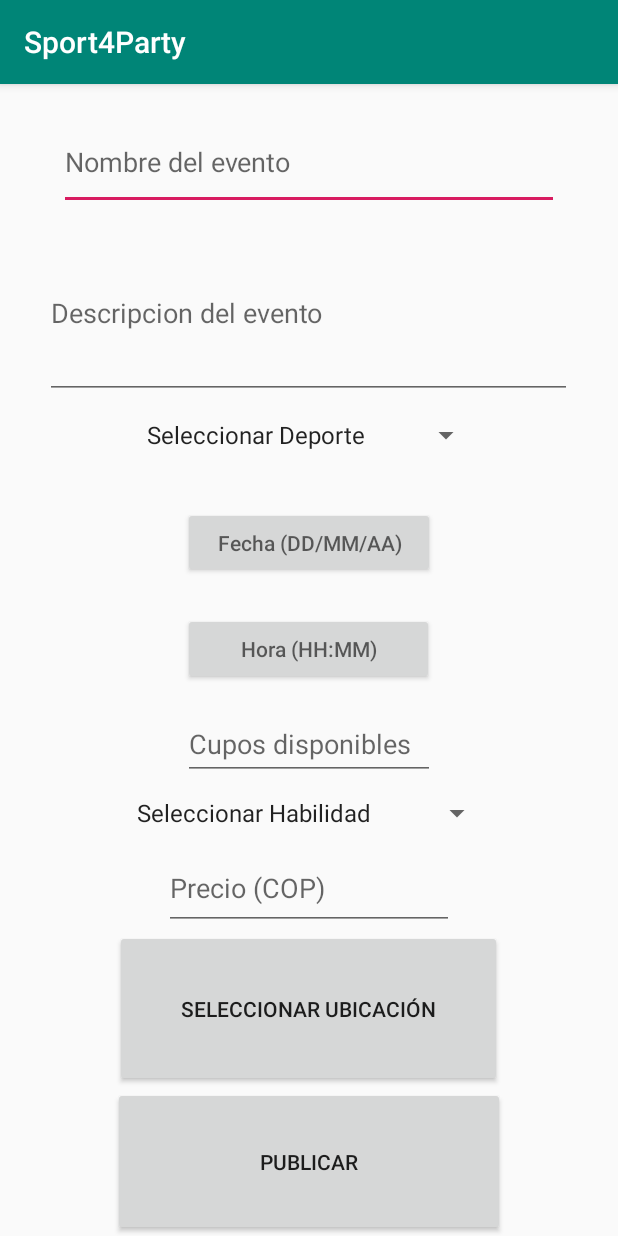
After one commit to compumovil2010/Sport4Party, an Android app: the CrearEvento screen opened directly, with no data from a screen before it, on a phone screen of 412 x 824 dp. The commit adds this screen. Run offline under Robolectric (Android 15) with nearby library versions, the phone set to English and light mode, and no system bars.

Commit message:
vistas eventos, visualizar, editar, etc etc

```diff
--- a/app/src/main/AndroidManifest.xml
+++ b/app/src/main/AndroidManifest.xml
@@ -9,6 +9,8 @@
         android:roundIcon="@mipmap/ic_launcher_round"
         android:supportsRtl="true"
         android:theme="@style/AppTheme">
+        <activity android:name=".InformacionEvento"></activity>
+        <activity android:name=".CrearEvento" />
         <activity android:name=".MainActivity">
             <intent-filter>
                 <action android:name="android.intent.action.MAIN" />
--- /dev/null
+++ b/app/src/main/java/com/example/sport4party/CrearEvento.java
@@ -0,0 +1,169 @@
+package com.example.sport4party;
+
+import androidx.appcompat.app.AppCompatActivity;
+
+import android.app.DatePickerDialog;
+import android.app.TimePickerDialog;
+import android.content.Intent;
+import android.graphics.Color;
+import android.graphics.drawable.ColorDrawable;
+import android.os.Bundle;
+import android.text.method.ScrollingMovementMethod;
+import android.util.Log;
+import android.view.View;
+import android.widget.Button;
+import android.widget.CalendarView;
+import android.widget.DatePicker;
+import android.widget.EditText;
+import android.widget.Spinner;
+import android.widget.TextView;
+import android.widget.TimePicker;
+
+import java.util.Calendar;
+
+import javax.microedition.khronos.egl.EGLDisplay;
+
+public class CrearEvento extends AppCompatActivity {
+    Button editar;
+    Button seleccionarUbicacion;
+    EditText nombre;
+    EditText descripcion;
+    Spinner deporte;
+    Button fecha;
+    Button hora;
+    EditText cupos;
+    Spinner habilidad;
+    EditText precio;
+    DatePickerDialog.OnDateSetListener picker;
+    TimePickerDialog timePickerDialog;
+    void editar()
+    {
+        //Aqui se extraerian los datos ya existentes
+
+
+        nombre.setText("Olimpiada 2020");
+        descripcion.setText("Los Juegos Olímpicos modernos se inspiraron en los Juegos Olímpicos de la antigüedad del siglo VIII a. C. organizados en la antigua Grecia con sede en la ciudad de Olimpia, realizados entre los años 776 a. C. y el 393 de nuestra era. En el siglo XIX, surgió la idea de realizar unos eventos similares a los organizados en la antigüedad, los que se concretarían principalmente gracias a las gestiones del noble francés Pierre Frèdy, barón de Coubertin. El barón de Coubertin fundó el Comité Olímpico Internacional (COI) en 1894. Desde entonces, el COI se ha convertido en el órgano coordinador del Movimiento Olímpico, con la Carta Olímpica que define su estructura y autoridad.");
+        cupos.setText("Cupos: 10/20");
+        fecha.setText("Fecha: (2020/11/31)");
+        hora.setText("Hora (08:30)");
+        precio.setText("20000 COP");
+        habilidad.setSelection(1);
+        deporte.setSelection(1);
+        editar.setOnClickListener(new View.OnClickListener() {
+                                            @Override
+                                            public void onClick(View v) {
+                                                //Hay que verificar que todos los campos esten llenos
+                                                //Intent intent=new Intent(v.getContext(), CrearEvento.class);
+                                                //intent.putExtra("pantalla",0);
+                                                //startActivity(intent);
+                                            }
+                                        }
+        );
+    }
+
+    void crear()
+    {
+
+        editar.setOnClickListener(new View.OnClickListener() {
+                                      @Override
+                                      public void onClick(View v) {
+                                          //Hay que verificar que todos los campso esten llenos
+                                          //Intent intent=new Intent(v.getContext(), CrearEvento.class);
+                                          //intent.putExtra("pantalla",0);
+                                          //startActivity(intent);
+                                      }
+                                  }
+        );
+    }
+    @Override
+    protected void onCreate(Bundle savedInstanceState) {
+        super.onCreate(savedInstanceState);
+        setContentView(R.layout.activity_crear_evento);
+        inflate();
+        int modo=getIntent().getIntExtra("pantalla",-1); //1 modo crear 0 modo editar
+        if(modo==1)
+        {
+            //editar
+
+        }
+        if(modo==0)
+        {
+            editar();
+            //crear
+        }
+    initFechaEvents();
+    initHoras();
+        seleccionarUbicacion.setOnClickListener(new View.OnClickListener() {
+                                      @Override
+                                      public void onClick(View v) {
+                                          //Aqui se abre seleccionar ubicacion
+                                          //Intent intent=new Intent(v.getContext(), InformacionEvento.class);
+                                          //intent.putExtra("pantalla",1);
+                                          //startActivity(intent);
+                                      }
+                                  }
+        );
+
+    }
+    private  void initHoras()
+    {
+        timePickerDialog=new TimePickerDialog(CrearEvento.this, new TimePickerDialog.OnTimeSetListener() {
+            @Override
+            public void onTimeSet(TimePicker view, int hourOfDay, int minute) {
+                hora.setText("Hora ("+hourOfDay+":"+minute+")");
+
+            }
+        },0,0,false);
+
+        hora.setOnClickListener(new View.OnClickListener(){
+
+            @Override
+            public void onClick(View view)
+            {
+                timePickerDialog.show();
+            }
+        });
+    }
+    private void initFechaEvents()
+    {
+        fecha.setOnClickListener(new View.OnClickListener(){
+
+            @Override
+            public void onClick(View view)
+            {
+                Calendar cal= Calendar.getInstance();
+                int anio= cal.get(Calendar.YEAR);
+                int mes= cal.get(Calendar.MONTH);
+                int dia= cal.get(Calendar.DAY_OF_MONTH);
+                DatePickerDialog dialog= new DatePickerDialog(
+                        CrearEvento.this,
+                        android.R.style.Theme_DeviceDefault_Dialog,
+                        picker,
+                        anio, mes, dia);
+                dialog.getWindow().setBackgroundDrawable(new ColorDrawable(Color.TRANSPARENT));
+                dialog.show();
+            }
+        });
+        picker= new DatePickerDialog.OnDateSetListener() {
+            @Override
+            public void onDateSet(DatePicker view, int year, int month, int dayOfMonth) {
+                String date= "Fecha ("+(month+1)+"/"+dayOfMonth+"/"+year+")";
+                fecha.setText(date);
+            }
+        };
+    }
+    void inflate()
+    {
+        editar=(Button)findViewById(R.id.button);
+        seleccionarUbicacion=(Button)findViewById(R.id.button2);
+        nombre=(EditText) findViewById(R.id.nombre);
+        descripcion=(EditText) findViewById(R.id.descripcion);
+        descripcion.setMovementMethod(new ScrollingMovementMethod());
+        deporte=(Spinner) findViewById(R.id.deporte);
+        fecha=(Button) findViewById(R.id.fecha);
+        hora=(Button) findViewById(R.id.hora);
+        cupos=(EditText)findViewById(R.id.cupos);
+        habilidad=(Spinner)findViewById(R.id.habilidad);
+        precio=(EditText) findViewById(R.id.precio);
+    }
+}
--- /dev/null
+++ b/app/src/main/res/layout/activity_crear_evento.xml
@@ -0,0 +1,112 @@
+<?xml version="1.0" encoding="utf-8"?>
+<androidx.constraintlayout.widget.ConstraintLayout xmlns:android="http://schemas.android.com/apk/res/android"
+    xmlns:app="http://schemas.android.com/apk/res-auto"
+    xmlns:tools="http://schemas.android.com/tools"
+    android:layout_width="match_parent"
+    android:layout_height="match_parent"
+    tools:context=".CrearEvento">
+
+    <ScrollView
+        android:layout_width="match_parent"
+        android:layout_height="match_parent"
+        android:fillViewport="true">
+
+
+        <LinearLayout
+            android:layout_width="match_parent"
+            android:layout_height="wrap_content"
+            android:orientation="vertical"
+            android:layout_marginTop="4dp"
+            android:layout_marginEnd="4dp"
+            android:gravity="center_horizontal"
+            android:layout_marginStart="4dp">
+
+
+            <EditText
+                android:id="@+id/nombre"
+                android:layout_width="333dp"
+                android:layout_height="64dp"
+                android:layout_marginTop="16dp"
+                android:layout_marginBottom="12dp"
+                android:ems="10"
+                android:hint="Nombre del evento"
+                android:inputType="textPersonName" />
+
+
+            <EditText
+                android:id="@+id/descripcion"
+                android:layout_width="351dp"
+                android:layout_height="114dp"
+                android:ems="10"
+                android:hint="Descripcion del evento"
+                android:inputType="textMultiLine"
+                android:lines="5"
+                android:scrollbars="vertical" />
+
+            <Spinner
+                android:id="@+id/deporte"
+                android:layout_width="231dp"
+                android:layout_height="48dp"
+                android:entries="@array/Deportes"
+                android:hint="Deporte a jugar" />
+
+            <Button
+                android:id="@+id/fecha"
+                android:layout_width="168dp"
+                android:layout_height="47dp"
+                android:layout_marginTop="24dp"
+                android:ems="10"
+                android:hint="Fecha (DD/MM/AA)"
+                android:inputType="date" />
+
+            <Button
+                android:id="@+id/hora"
+                android:layout_width="167dp"
+                android:layout_height="48dp"
+                android:layout_marginTop="23dp"
+                android:ems="10"
+                android:hint="Hora (HH:MM)"
+                android:inputType="time" />
+
+            <EditText
+                android:id="@+id/cupos"
+                android:layout_width="168dp"
+                android:layout_height="47dp"
+                android:layout_marginTop="16dp"
+                android:ems="10"
+                android:hint="Cupos disponibles"
+                android:inputType="numberSigned" />
+
+            <Spinner
+                android:id="@+id/habilidad"
+                android:layout_width="245dp"
+                android:layout_height="44dp"
+                android:entries="@array/Habilidad" />
+
+            <EditText
+                android:id="@+id/precio"
+                android:layout_width="193dp"
+                android:layout_height="56dp"
+                android:ems="10"
+                android:inputType="number"
+                android:hint="Precio (COP)"/>
+
+            <Button
+                android:id="@+id/button2"
+                android:layout_width="258dp"
+                android:layout_height="75dp"
+                android:layout_weight="1"
+                android:text="Seleccionar Ubicación" />
+
+            <Button
+
+                android:id="@+id/button"
+                android:layout_width="261dp"
+                android:layout_height="69dp"
+                android:layout_weight="1"
+                android:text="Publicar" />
+
+        </LinearLayout>
+    </ScrollView>
+
+</androidx.constraintlayout.widget.ConstraintLayout>
--- a/app/src/main/res/values/strings.xml
+++ b/app/src/main/res/values/strings.xml
@@ -1,3 +1,17 @@
 <resources>
     <string name="app_name">Sport4Party</string>
+    <string-array name="Deportes">
+        <item>Seleccionar Deporte</item>
+        <item>Futbol</item>
+        <item>Baloncesto</item>
+        <item>Voleibol</item>
+        <item>Tenis</item>
+
+    </string-array>
+    <string-array name="Habilidad">
+        <item>Seleccionar Habilidad</item>
+        <item>Avanzado</item>
+        <item>Intermedio</item>
+        <item>Basico</item>
+    </string-array>
 </resources>
```
Also changed, not shown: app/src/main/java/com/example/sport4party/InformacionEvento.java (added, +102 -0 lines), app/src/main/java/com/example/sport4party/MainActivity.java (+47 -1 lines), app/src/main/res/layout/activity_informacion_evento.xml (added, +89 -0 lines), app/src/main/res/layout/activity_main.xml (+31 -7 lines).
